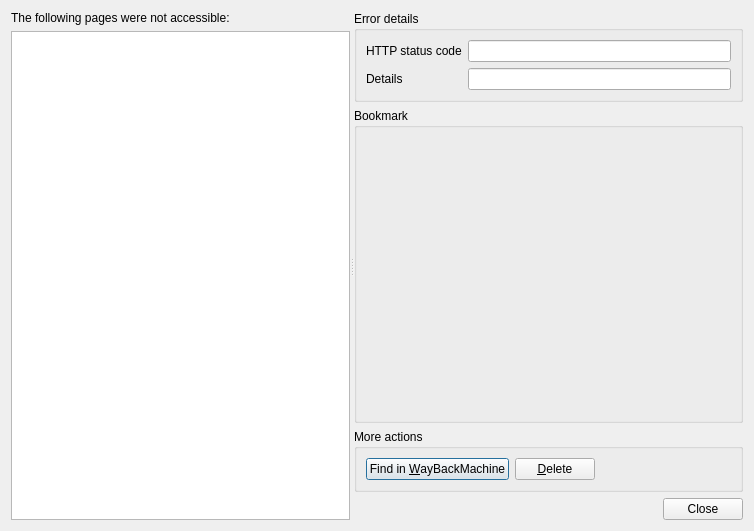
sobjornstad/rabbitmark, file designer/linkcheck.ui: the form before one commit.
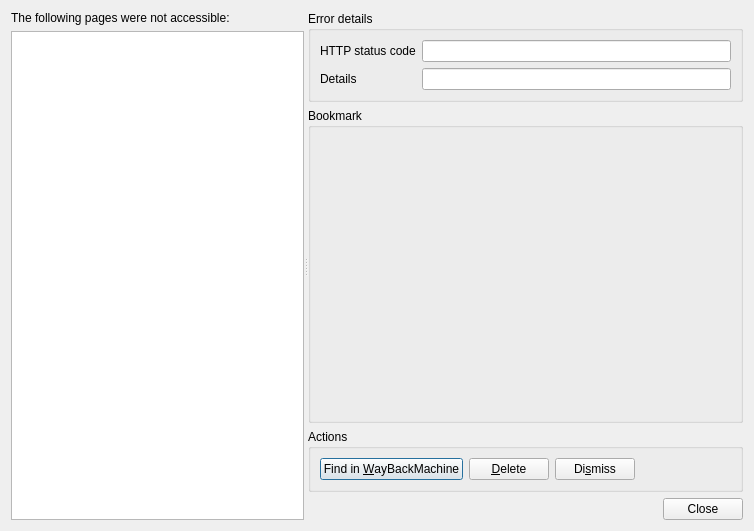
The form after the commit.

Commit message:
make delete and WBM buttons in link check work
"Work": Deleting actually works, while WBM edits the URL but doesn't
save it, since the dialog doesn't yet know how to save changes to the
form.

What changed in the file:
```diff
--- a/designer/linkcheck.ui
+++ b/designer/linkcheck.ui
@@ -119,7 +119,7 @@
           </sizepolicy>
          </property>
          <property name="title">
-          <string>More actions</string>
+          <string>Actions</string>
          </property>
          <layout class="QHBoxLayout" name="horizontalLayout_2">
           <item>
@@ -136,6 +136,16 @@
             </property>
            </widget>
           </item>
+          <item>
+           <widget class="QPushButton" name="dismissButton">
+            <property name="toolTip">
+             <string>Mark this item as checked and remove it from the list.</string>
+            </property>
+            <property name="text">
+             <string>Di&amp;smiss</string>
+            </property>
+           </widget>
+          </item>
           <item>
            <spacer name="horizontalSpacer_2">
             <property name="orientation">
```
Left out of the diff: 6 changed lines with no effect on the pictures. The commit also changes 2 other files.
